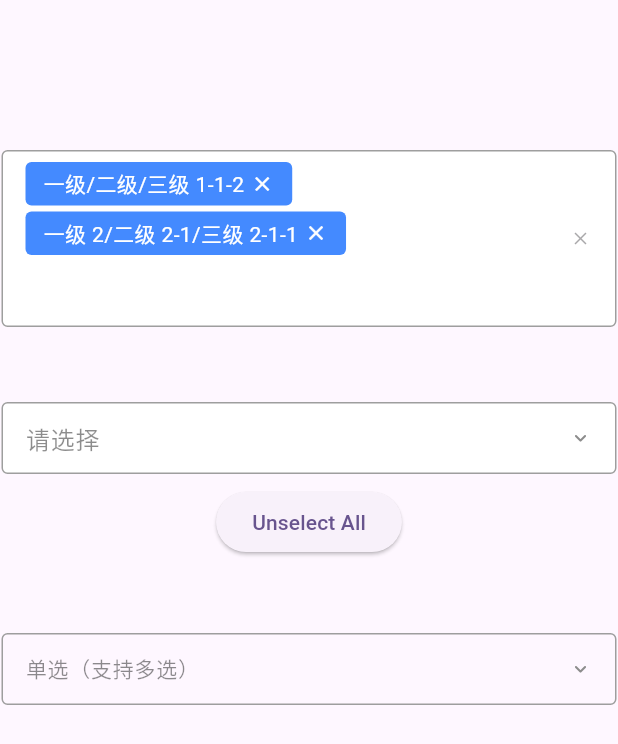
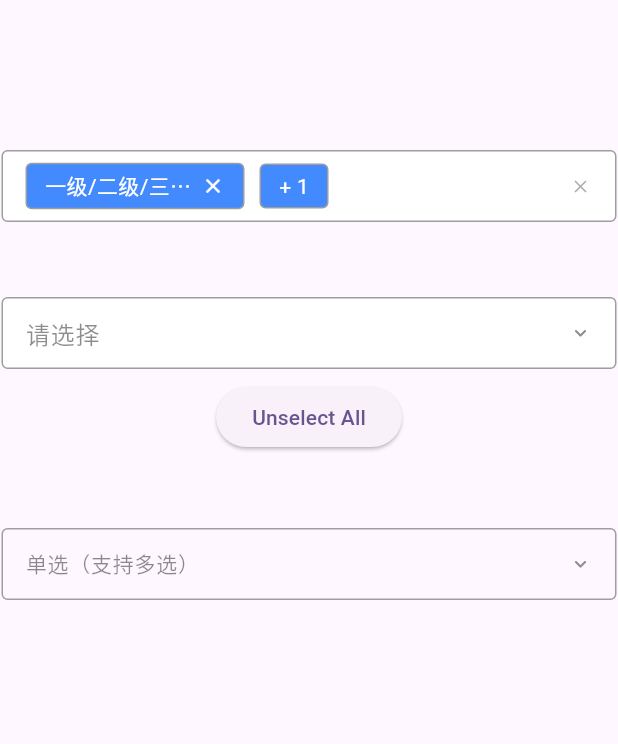
Before and after one commit to superSong-hello/cascade_widget, a Flutter app: the screen it shows after launch, on a phone screen of 412 x 824 dp. Shown: the top 744 px of the screen. Run offline on Flutter 3.47's test engine with Material 3 defaults, Android fonts, the phone set to English and light mode, and no system bars.

Commit message:
1、选中回显标签控制长度 2、选中回显标签支持隐藏关闭按钮

```diff
--- a/example/lib/main.dart
+++ b/example/lib/main.dart
@@ -565,9 +565,9 @@ class _MyHomePageState extends State<MyHomePage> {
                       borderRadius: BorderRadius.circular(4),
                       borderSide: const BorderSide(color: Colors.grey),
                     ),
-                    isRow: false,
+                    isRow: true,
                   ),
-                  chipDecoration: const ChipDecoration(
+                  chipDecoration: ChipDecoration(
                     backgroundColor: Colors.blueAccent,
                     runSpacing: 2,
                     spacing: 10,
@@ -575,11 +575,13 @@ class _MyHomePageState extends State<MyHomePage> {
                       color: Colors.white,
                     ),
                     borderRadius: BorderRadius.all(Radius.circular(4)),
+                    border: Border.all(color: Colors.grey),
                     deleteIcon: Icon(Icons.clear_outlined,
                         color: Colors.white, size: 16),
+                    maxWidth: 100,
                   ),
                   popupConfig: PopupConfig(
-                    isShowAllSelectedLabel: true,
+                    isShowAllSelectedLabel: false,
                     selectedIds: selecteds,
                   ),
                 ),
@@ -630,9 +632,7 @@ class _MyHomePageState extends State<MyHomePage> {
               ElevatedButton(
                 onPressed: () {
                   cascadeController.cancelAllSelected();
-                  setState(() {
-
-                  });
+                  setState(() {});
                 },
                 child: const Text('Unselect All'),
               ),
@@ -659,6 +659,7 @@ class _MyHomePageState extends State<MyHomePage> {
                       borderRadius: BorderRadius.circular(4),
                       borderSide: const BorderSide(color: Colors.grey),
                     ),
+                    showClearIcon: false,
                     clearIcon: const Icon(
                       Icons.clear,
                       size: 14,
@@ -680,11 +681,11 @@ class _MyHomePageState extends State<MyHomePage> {
                       fontSize: 12,
                     ),
                     borderRadius: BorderRadius.all(Radius.circular(4)),
-                    deleteIcon: Icon(
-                      Icons.clear_outlined,
-                      color: Colors.black54,
-                      size: 15,
-                    ),
+                    // deleteIcon: Icon(
+                    //   Icons.clear_outlined,
+                    //   color: Colors.black54,
+                    //   size: 15,
+                    // ),
                   ),
                   popupConfig: const PopupConfig(
                     isShowFullPathFromSearch: false,
--- a/lib/src/cascade_widget.dart
+++ b/lib/src/cascade_widget.dart
@@ -520,19 +520,31 @@ class __CustomInputDecoratorState extends State<_CustomInputDecorator> {
         child: Row(
           mainAxisSize: MainAxisSize.min,
           children: [
-            Text(info.name, style: widget.chipDecoration.labelStyle),
-            const SizedBox(width: 4),
-            if (info.id != '-9999')
+            ConstrainedBox(
+              constraints: BoxConstraints(
+                maxWidth: widget.chipDecoration.maxWidth,
+              ),
+              child: Text(
+                info.name,
+                style: widget.chipDecoration.labelStyle,
+                overflow: TextOverflow.ellipsis,
+                maxLines: 1,
+              ),
+            ),
+            if (widget.chipDecoration.deleteIcon != null && info.id != '-9999')
+              const SizedBox(width: 4),
+            if (widget.chipDecoration.deleteIcon != null && info.id != '-9999')
               InkWell(
                 onTap: () => widget.cascadeController.checkAllItemState(
                   info,
                   isFromChipClick: true,
                 ),
                 child: SizedBox(
-                  width: 16,
-                  height: 16,
+                  width: widget.chipDecoration.closeButtonSize,
+                  height: widget.chipDecoration.closeButtonSize,
                   child: widget.chipDecoration.deleteIcon ??
-                      const Icon(Icons.close, size: 16),
+                      Icon(Icons.close,
+                          size: widget.chipDecoration.closeButtonSize),
                 ),
               ),
           ],
--- a/lib/src/config/chip_decoration.dart
+++ b/lib/src/config/chip_decoration.dart
@@ -29,6 +29,8 @@ class ChipDecoration {
     this.runSpacing = 12,
     this.labelStyle,
     this.borderRadius = const BorderRadius.all(Radius.circular(12)),
+    this.maxWidth = 160.0,
+    this.closeButtonSize = 16.0,
   });
 
   /// The icon to display for deleting a chip.
@@ -54,4 +56,10 @@ class ChipDecoration {
 
   /// The border radius of the chip.
   final BorderRadiusGeometry borderRadius;
+
+  /// field widget max width
+  final double maxWidth;
+
+  /// close size
+  final double closeButtonSize;
 }
--- a/lib/src/multiple_select_widget.dart
+++ b/lib/src/multiple_select_widget.dart
@@ -425,18 +425,20 @@ class __CustomInputDecoratorState extends State<_CustomInputDecorator> {
         mainAxisSize: MainAxisSize.min,
         children: [
           Text(info.name, style: widget.chipDecoration.labelStyle),
-          const SizedBox(width: 4),
-          if (info.id != '-9999')
+          if (widget.chipDecoration.deleteIcon != null && info.id != '-9999')
+            const SizedBox(width: 4),
+          if (widget.chipDecoration.deleteIcon != null && info.id != '-9999')
             InkWell(
               onTap: () => widget.multipleSelectWidgetController.checkItemState(
                 info,
                 isFromChipClick: true,
               ),
               child: SizedBox(
-                width: 16,
-                height: 16,
+                width: widget.chipDecoration.closeButtonSize,
+                height: widget.chipDecoration.closeButtonSize,
                 child: widget.chipDecoration.deleteIcon ??
-                    const Icon(Icons.close, size: 16),
+                    Icon(Icons.close,
+                        size: widget.chipDecoration.closeButtonSize),
               ),
             ),
         ],
--- a/pubspec.yaml
+++ b/pubspec.yaml
@@ -1,6 +1,6 @@
 name: cascade_widget
 description: "Cascade Widget For Flutter Web"
-version: 2.0.0
+version: 2.0.1
 homepage: https://github.com/superSong-hello/cascade_widget
 
 environment:
```
Also changed, not shown: 2 other files. Lines whose indentation alone changed are shown as unchanged.
